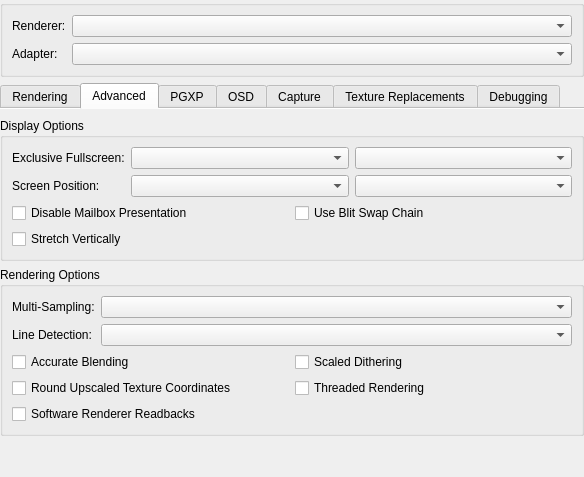
Above: src/duckstation-qt/graphicssettingswidget.ui from kofxi3584karlayang/duckstation before the change. Below: the same form after it.
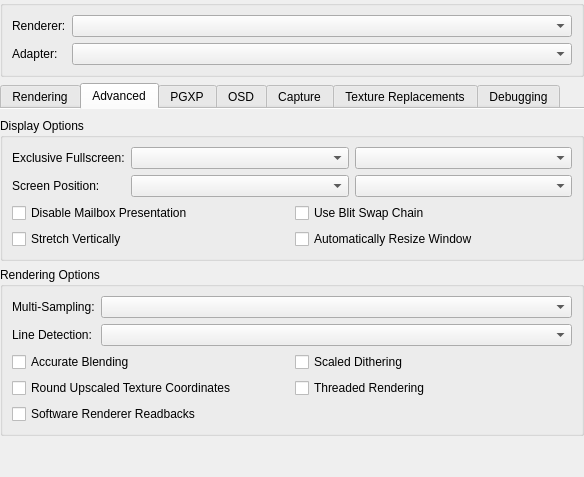
That is the form after the change. The open tabs and pages were chosen to show the change.

Commit message: System: Add option to automatically resize window

Patch:
```diff
--- a/src/duckstation-qt/graphicssettingswidget.ui
+++ b/src/duckstation-qt/graphicssettingswidget.ui
@@ -355,6 +355,13 @@
               </property>
              </widget>
             </item>
+            <item row="1" column="1">
+             <widget class="QCheckBox" name="automaticallyResizeWindow">
+              <property name="text">
+               <string>Automatically Resize Window</string>
+              </property>
+             </widget>
+            </item>
            </layout>
           </item>
           <item row="1" column="1">
```
The commit also changes 5 other files.
